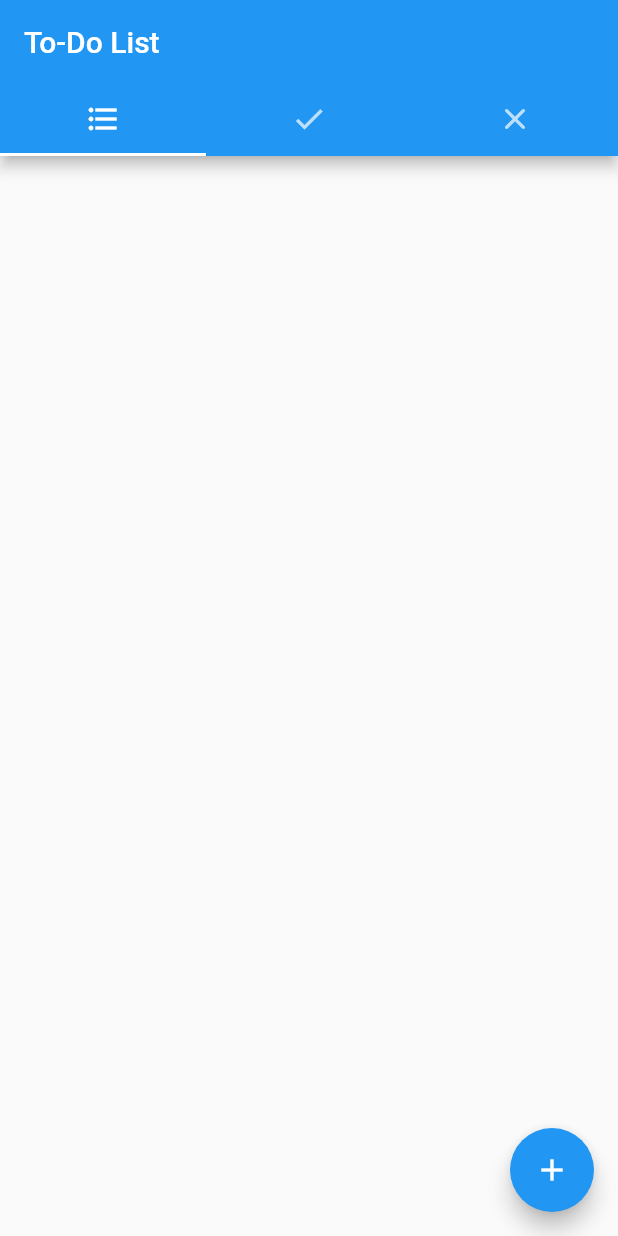
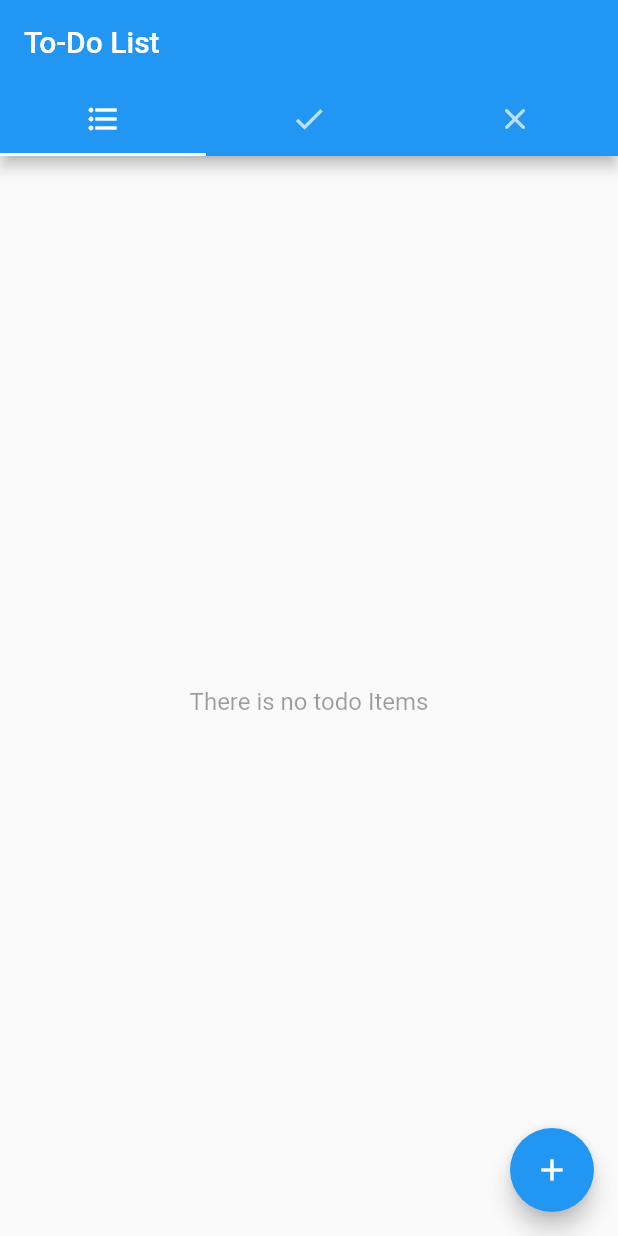
Before and after one commit to leungtinyau27m5/flutter_todo, a Flutter app: the screen it shows after launch, on a phone screen of 412 x 824 dp. Run offline on Flutter 3.47's test engine with Material 2 defaults, Android fonts, the phone set to English and light mode, and no system bars.

Commit message:
done todo list

```diff
--- /dev/null
+++ b/lib/Todos.dart
@@ -0,0 +1,21 @@
+enum TodoListType {
+  doing,
+  done,
+  cancel
+}
+
+class Todos {
+  final String id;
+  final String title;
+  final DateTime createDate;
+  final bool done;
+  final bool cancel;
+
+  Todos({
+    this.id,
+    this.title,
+    this.createDate,
+    this.done,
+    this.cancel
+  });
+}
--- a/lib/main.dart
+++ b/lib/main.dart
@@ -1,11 +1,20 @@
 import 'package:flutter/material.dart';
+// import 'package:flutter_application_1/TodoItems.dart';
+import 'dart:math';
+import './Todos.dart';
 
 void main() => runApp(App());
 
 class App extends StatelessWidget {
   @override
   Widget build(BuildContext context) {
-    return MaterialApp(title: 'To-Do List', home: ToDoList());
+    return MaterialApp(
+        title: 'To-Do List',
+        // home: ToDoList()
+        home: DefaultTabController(
+          length: 3,
+          child: ToDoList(),
+        ));
   }
 }
 
@@ -16,13 +25,30 @@ class ToDoList extends StatefulWidget {
 
 class _TodoListState extends State<ToDoList> with TickerProviderStateMixin {
   final TextEditingController textField = TextEditingController();
-  TabController _tabController;
-  final List<String> todoItems = <String>[];
-
+  final List<Todos> todoItems = <Todos>[];
+  final List<Todos> doneItems = <Todos>[];
+  final List<Todos> cancelItems = <Todos>[];
+  int listIdex = 0;
   @override
   void initState() {
     super.initState();
-    _tabController = new TabController(length: 3, vsync: this);
+  }
+
+  void addItemInTodoList(TextEditingController textEditingController) {
+    setState(() {
+      todoItems.add(new Todos(
+          id: generateTodoItemKey(),
+          title: textEditingController.text,
+          createDate: new DateTime.now(),
+          done: false,
+          cancel: false));
+    });
+    textEditingController.clear();
+  }
+
+  String generateTodoItemKey() {
+    final date = new DateTime.now();
+    return "${date.year.toString()}${date.month.toString().padLeft(2, '0')}${date.day.toString().padLeft(2, '0')}${listIdex++}${new Random()}";
   }
 
   @override
@@ -31,17 +57,25 @@ class _TodoListState extends State<ToDoList> with TickerProviderStateMixin {
       appBar: AppBar(
           title: Text('To-Do List'),
           bottom: TabBar(
-            controller: _tabController,
             tabs: [
               Tab(
-                // text: 'To Do',
                 icon: Icon(Icons.format_list_bulleted),
               ),
               Tab(icon: Icon(Icons.check)),
               Tab(icon: Icon(Icons.close_rounded))
             ],
           )),
-      body: ListView(children: getTodoItem()),
+      body: TabBarView(
+        children: [
+          buildDimissibleTodoItems(todoItems),
+          // new TodoItems(todoItems),
+          buildDimissibleDoneItems(doneItems),
+          ListView(
+            padding: EdgeInsets.only(top: 20.0),
+            children: getTodoItem(TodoListType.cancel),
+          )
+        ],
+      ),
       floatingActionButton: FloatingActionButton(
         onPressed: () => displayDialog(context),
         child: Icon(Icons.add),
@@ -49,29 +83,101 @@ class _TodoListState extends State<ToDoList> with TickerProviderStateMixin {
     );
   }
 
-  void addItemInTodoList(TextEditingController textEditingController) {
-    print("addItemInTodoList: ${textEditingController.text}");
-    setState(() {
-      todoItems.add(textEditingController.text);
-    });
-    textEditingController.clear();
+  Widget buildDimissibleTodoItems(List itemList) {
+    return itemList.length > 0
+        ? ListView.builder(
+            itemCount: todoItems.length,
+            itemBuilder: (_, index) {
+              return Dismissible(
+                  key: Key(todoItems[index].id),
+                  onDismissed: (direction) {
+                    setState(() {
+                      todoItems
+                          .removeWhere((ele) => ele.id == todoItems[index].id);
+                      if (direction == DismissDirection.startToEnd) {
+                        doneItems.add(itemList[index]);
+                      } else if (direction == DismissDirection.endToStart) {
+                        cancelItems.add(itemList[index]);
+                      }
+                    });
+                  },
+                  child: tempBuildTodoItem(todoItems[index]));
+            },
+          )
+        : ListTile(
+            title: Center(
+                child: Text(
+              'There is no todo Items',
+              style: TextStyle(color: Colors.black38),
+            )),
+          );
   }
 
-  List<Widget> getTodoItem() {
-    final List<Widget> widgets = <Widget>[];
-    print(todoItems);
-    todoItems.forEach((element) => widgets.add(buildTodoItem(element)));
-    print(widgets);
-    return widgets;
+  Widget buildDimissibleDoneItems(List itemList) {
+    return itemList.length > 0
+        ? ListView.builder(
+            itemCount: itemList.length,
+            itemBuilder: (_, index) {
+              return Dismissible(
+                  key: Key(itemList[index].id),
+                  onDismissed: (direction) {
+                    setState(() {
+                      itemList.removeWhere(
+                          (element) => element.id == itemList[index].id);
+                    });
+                  },
+                  child: tempBuildTodoItem(itemList[index]));
+            },
+          )
+        : ListTile(
+            title: Center(
+            child: Text(
+              'There is no finished Items',
+              style: TextStyle(color: Colors.black38),
+            ),
+          ));
   }
 
-  Widget buildTodoItem(String title) {
+  List<Widget> getTodoItem(TodoListType listType) {
+    final List<Widget> widgets = <Widget>[];
+    final List<Widget> showWhenEmpty = <Widget>[];
+    switch (listType) {
+      case TodoListType.doing:
+        todoItems.forEach((element) => widgets.add(buildTodoItem(element)));
+        break;
+      case TodoListType.done:
+        doneItems.forEach((element) => widgets.add(buildDoneItem(element)));
+        break;
+      case TodoListType.cancel:
+        cancelItems.forEach((element) => widgets.add(buildTodoItem(element)));
+        break;
+      default:
+        todoItems.forEach((element) => widgets.add(buildTodoItem(element)));
+    }
+    showWhenEmpty.add(ListTile(
+      title: Center(
+          child: Text(
+        'There is no todo Items',
+        style: TextStyle(color: Colors.black38),
+      )),
+    ));
+    // showWhenEmpty.add(Center(child: Text('There is no todo Items')));
+    return widgets.length > 0 ? widgets : showWhenEmpty;
+  }
+
+  //Create TodoItems in List
+  Widget buildTodoItem(Todos todoItem) {
     return ListTile(
-      title: Text(title),
+      title: Text(todoItem.title),
       trailing: Wrap(
         children: [
           RaisedButton(
-            onPressed: () {},
+            onPressed: () {
+              setState(() {
+                todoItems.removeWhere((element) => element.id == todoItem.id);
+                doneItems.add(todoItem);
+              });
+            },
             child: Icon(Icons.check),
             // minWidth: 120,
             color: Colors.green,
@@ -89,11 +195,63 @@ class _TodoListState extends State<ToDoList> with TickerProviderStateMixin {
         ],
       ),
     );
-    // return Row(
-    //   children: <Widget>[Text(title)],
-    // );
   }
 
+  Widget buildDoneItem(Todos todoItem) {
+    return ListTile(
+      title: Text(todoItem.title),
+      trailing: Wrap(
+        children: [
+          RaisedButton(
+            onPressed: () {
+              print('pressed');
+              doneItems.removeWhere((element) => element.id == todoItem.id);
+              todoItems.add(todoItem);
+            },
+            child: Icon(Icons.undo),
+            // minWidth: 120,
+            color: Colors.black54,
+            textColor: Colors.white,
+          ),
+        ],
+      ),
+    );
+  }
+
+  Widget tempBuildTodoItem(Todos todoItem) {
+    return ListTile(
+      title: Text(todoItem.title),
+      trailing: Wrap(
+        children: [
+          RaisedButton(
+            onPressed: () {
+              // print(todoItem.id);
+              setState(() {
+                todoItems.removeWhere((element) => element.id == todoItem.id);
+
+                doneItems.add(todoItem);
+              });
+            },
+            child: Icon(Icons.check),
+            // minWidth: 120,
+            color: Colors.green,
+            textColor: Colors.white,
+          ),
+          Padding(
+            padding: EdgeInsets.only(left: 8.0),
+            child: RaisedButton(
+              onPressed: () {},
+              child: Icon(Icons.close),
+              color: Colors.red,
+              textColor: Colors.white,
+            ),
+          )
+        ],
+      ),
+    );
+  }
+
+  //Dislog for adding Items
   Future<AlertDialog> displayDialog(BuildContext context) {
     return showDialog(
         context: context,
```
Also changed, not shown: lib/CancelItems.dart (added), lib/DoneItems.dart (added), lib/TodoItems.dart (added).
